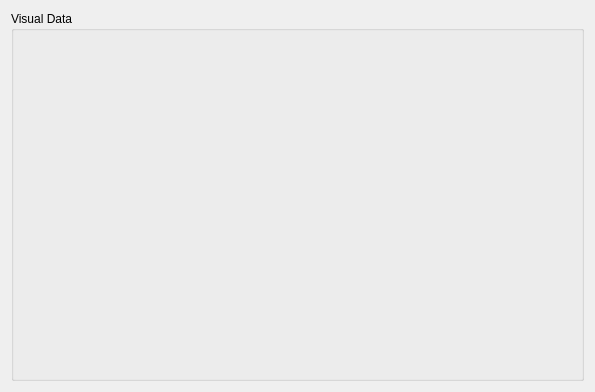
Above: src/gui/ui/visual_data_form.ui from acnazarejr/vsdt before the change. Below: the same form after it.
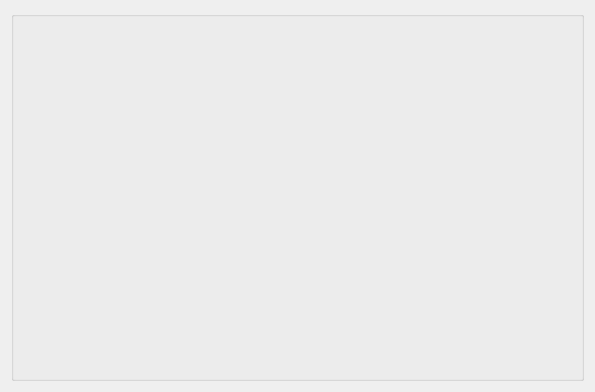
That is the form after the change.

Patch:
```diff
--- a/src/gui/ui/visual_data_form.ui
+++ b/src/gui/ui/visual_data_form.ui
@@ -23,7 +23,7 @@
       </sizepolicy>
      </property>
      <property name="title">
-      <string>Visual Data</string>
+      <string/>
      </property>
      <layout class="QVBoxLayout" name="viewGroupVerticalLayout"/>
     </widget>
```
